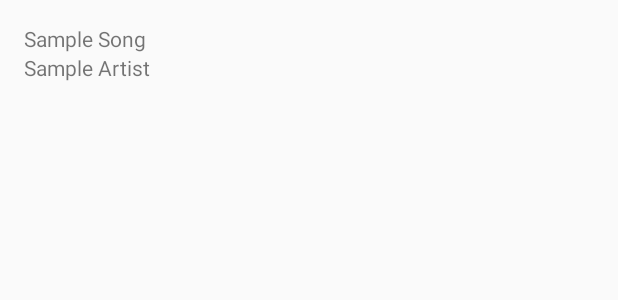
After one commit to arrickx/MusicalStructureApp, an Android app: the layout list_item.xml on its own in the app's theme, with its tools: preview values and no code run, on a phone screen of 412 x 824 dp. The commit adds this screen. Shown: the top 300 px of the screen. Run offline under Robolectric (Android 15) with nearby library versions, the phone set to English and light mode, and no system bars.

Commit message:
add files to the commit

```diff
--- /dev/null
+++ b/app/src/main/res/layout/list_item.xml
@@ -0,0 +1,24 @@
+<?xml version="1.0" encoding="utf-8"?>
+<LinearLayout xmlns:android="http://schemas.android.com/apk/res/android"
+    xmlns:tools="http://schemas.android.com/tools"
+    android:layout_width="match_parent"
+    android:layout_height="match_parent"
+    android:orientation="vertical"
+    android:padding="16dp"
+    android:id="@+id/rootView">
+
+    <TextView
+        android:id="@+id/song_name"
+        android:layout_width="match_parent"
+        android:layout_height="wrap_content"
+        android:text="@string/test_song"
+        tools:text= "@string/test_song" />
+
+    <TextView
+        android:id="@+id/artist_name"
+        android:layout_width="match_parent"
+        android:layout_height="wrap_content"
+        android:text="@string/test_artist"
+        tools:text="@string/test_artist" />
+
+</LinearLayout>
```
Also changed, not shown: app/src/main/java/com/example/android/musicalstructureapp/Song.java (added, +37 -0 lines), app/src/main/java/com/example/android/musicalstructureapp/SongAdapter.java (added, +55 -0 lines), app/src/main/res/layout/activity_main.xml (+3 -19 lines).
